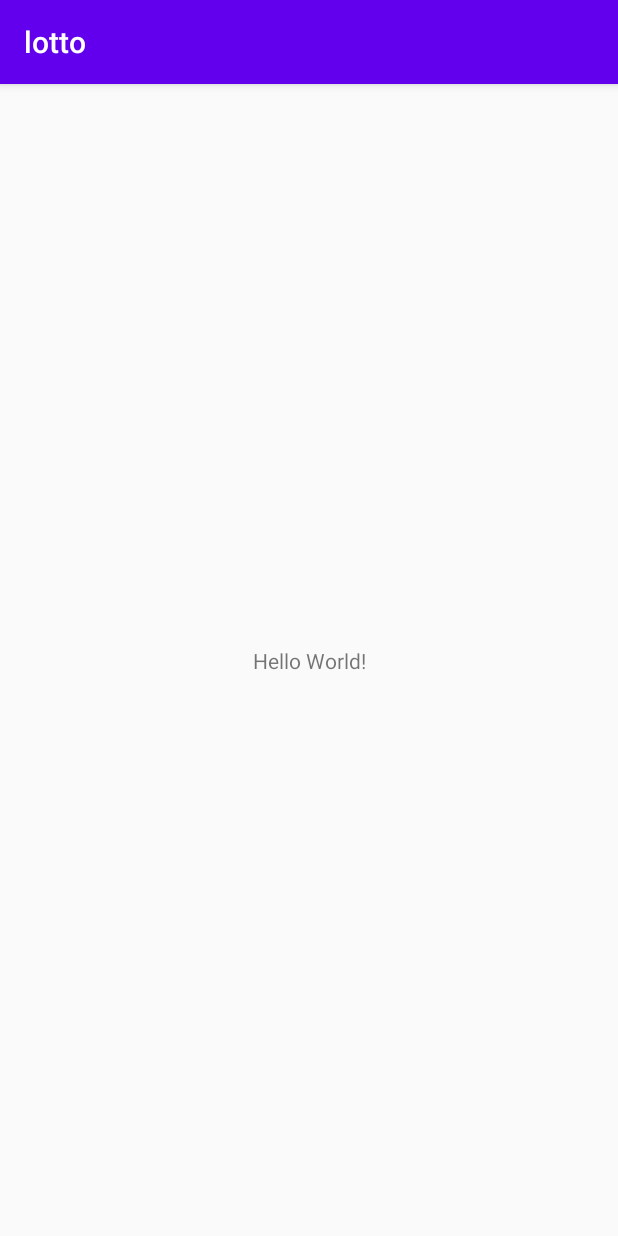
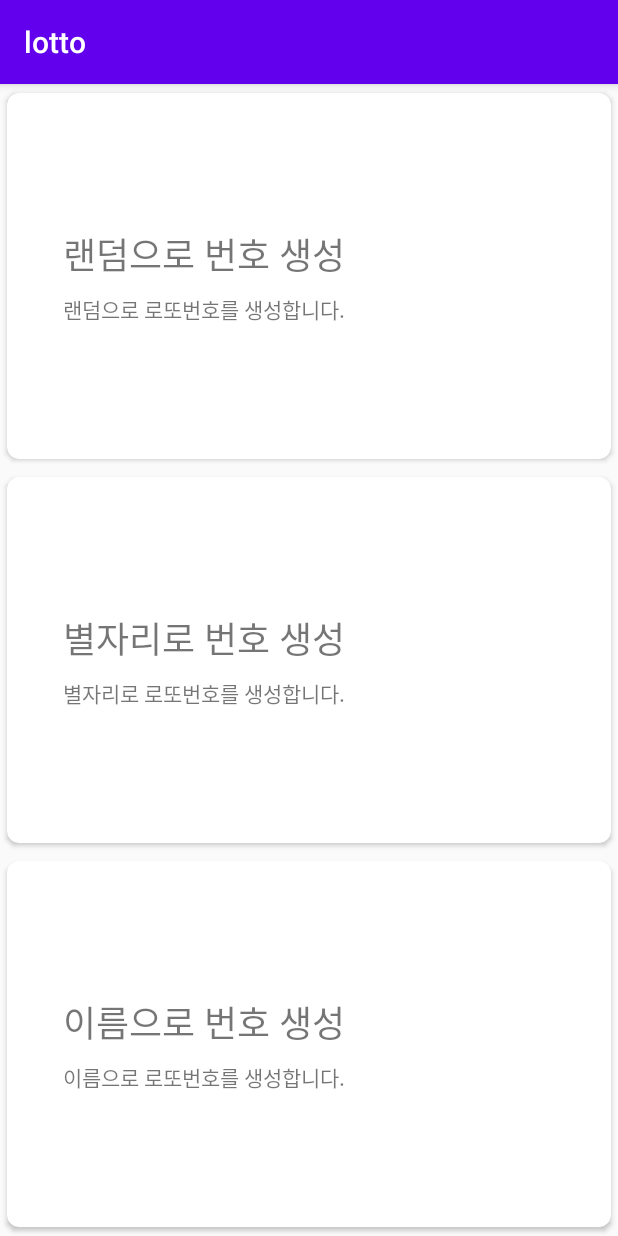
Before and after one commit to zer05um2017/lotto, an Android app: the MainActivity screen opened directly, with no data from a screen before it, on a phone screen of 412 x 824 dp. Run offline under Robolectric (Android 15) with nearby library versions, the phone set to English and light mode, and no system bars.

Commit message:
added main menu views

```diff
--- a/app/build.gradle
+++ b/app/build.gradle
@@ -31,6 +31,7 @@ dependencies {
     implementation 'androidx.appcompat:appcompat:1.1.0'
     implementation 'androidx.core:core-ktx:1.2.0'
     implementation 'androidx.constraintlayout:constraintlayout:1.1.3'
+    implementation 'androidx.cardview:cardview:1.0.0'
     testImplementation 'junit:junit:4.12'
     androidTestImplementation 'androidx.test.ext:junit:1.1.1'
     androidTestImplementation 'androidx.test.espresso:espresso-core:3.2.0'
--- a/app/src/main/res/layout/activity_main.xml
+++ b/app/src/main/res/layout/activity_main.xml
@@ -1,18 +1,140 @@
 <?xml version="1.0" encoding="utf-8"?>
-<androidx.constraintlayout.widget.ConstraintLayout xmlns:android="http://schemas.android.com/apk/res/android"
+<LinearLayout xmlns:android="http://schemas.android.com/apk/res/android"
     xmlns:app="http://schemas.android.com/apk/res-auto"
     xmlns:tools="http://schemas.android.com/tools"
     android:layout_width="match_parent"
     android:layout_height="match_parent"
-    tools:context=".MainActivity">
+    android:orientation="vertical"
+    android:weightSum="3"
+    tools:context=".MainActivity" >
 
-    <TextView
-        android:layout_width="wrap_content"
-        android:layout_height="wrap_content"
-        android:text="Hello World!"
-        app:layout_constraintBottom_toBottomOf="parent"
-        app:layout_constraintLeft_toLeftOf="parent"
-        app:layout_constraintRight_toRightOf="parent"
-        app:layout_constraintTop_toTopOf="parent" />
+    <androidx.cardview.widget.CardView
+        android:layout_width="match_parent"
+        android:layout_height="0dp"
+        android:layout_weight="1"
+        android:clickable="true"
+        android:foreground="?attr/selectableItemBackground"
+        app:cardCornerRadius="8dp"
+        app:cardUseCompatPadding="true">
 
-</androidx.constraintlayout.widget.ConstraintLayout>
+        <LinearLayout
+            android:layout_width="match_parent"
+            android:layout_height="match_parent"
+            android:gravity="right|center_vertical"
+            android:orientation="horizontal">
+
+            <LinearLayout
+                android:layout_width="wrap_content"
+                android:layout_height="match_parent"
+                android:layout_weight="1"
+                android:gravity="center"
+                android:orientation="vertical">
+
+                <TextView
+                    android:layout_width="wrap_content"
+                    android:layout_height="wrap_content"
+                    android:text="랜덤으로 번호 생성"
+                    android:textSize="24sp" />
+
+                <TextView
+                    android:layout_width="wrap_content"
+                    android:layout_height="wrap_content"
+                    android:layout_marginTop="8dp"
+                    android:text="랜덤으로 로또번호를 생성합니다." />
+            </LinearLayout>
+
+            <ImageView
+                android:layout_width="140dp"
+                android:layout_height="140dp"
+                tools:srcCompat="@tools:sample/avatars" />
+
+        </LinearLayout>
+
+    </androidx.cardview.widget.CardView>
+
+    <androidx.cardview.widget.CardView
+        android:layout_width="match_parent"
+        android:layout_height="0dp"
+        android:layout_weight="1"
+        android:clickable="true"
+        android:foreground="?attr/selectableItemBackground"
+        app:cardCornerRadius="8dp"
+        app:cardUseCompatPadding="true">
+
+        <LinearLayout
+            android:layout_width="match_parent"
+            android:layout_height="match_parent"
+            android:gravity="right|center_vertical"
+            android:orientation="horizontal">
+
+            <LinearLayout
+                android:layout_width="wrap_content"
+                android:layout_height="match_parent"
+                android:layout_weight="1"
+                android:gravity="center"
+                android:orientation="vertical">
+
+                <TextView
+                    android:layout_width="wrap_content"
+                    android:layout_height="wrap_content"
+                    android:text="별자리로 번호 생성"
+                    android:textSize="24sp" />
+
+                <TextView
+                    android:layout_width="wrap_content"
+                    android:layout_height="wrap_content"
+                    android:layout_marginTop="8dp"
+                    android:text="별자리로 로또번호를 생성합니다." />
+            </LinearLayout>
+
+            <ImageView
+                android:layout_width="140dp"
+                android:layout_height="140dp"
+                tools:srcCompat="@tools:sample/avatars" />
+
+        </LinearLayout>
+    </androidx.cardview.widget.CardView>
+
+    <androidx.cardview.widget.CardView
+        android:layout_width="match_parent"
+        android:layout_height="0dp"
+        android:layout_weight="1"
+        android:clickable="true"
+        android:foreground="?attr/selectableItemBackground"
+        app:cardCornerRadius="8dp"
+        app:cardUseCompatPadding="true">
+
+        <LinearLayout
+            android:layout_width="match_parent"
+            android:layout_height="match_parent"
+            android:gravity="right|center_vertical"
+            android:orientation="horizontal">
+
+            <LinearLayout
+                android:layout_width="wrap_content"
+                android:layout_height="match_parent"
+                android:layout_weight="1"
+                android:gravity="center"
+                android:orientation="vertical">
+
+                <TextView
+                    android:layout_width="wrap_content"
+                    android:layout_height="wrap_content"
+                    android:text="이름으로 번호 생성"
+                    android:textSize="24sp" />
+
+                <TextView
+                    android:layout_width="wrap_content"
+                    android:layout_height="wrap_content"
+                    android:layout_marginTop="8dp"
+                    android:text="이름으로 로또번호를 생성합니다." />
+            </LinearLayout>
+
+            <ImageView
+                android:layout_width="140dp"
+                android:layout_height="140dp"
+                tools:srcCompat="@tools:sample/avatars" />
+
+        </LinearLayout>
+    </androidx.cardview.widget.CardView>
+</LinearLayout>
--- a/build.gradle
+++ b/build.gradle
@@ -8,7 +8,7 @@ buildscript {
 
     }
     dependencies {
-        classpath 'com.android.tools.build:gradle:3.6.3'
+        classpath 'com.android.tools.build:gradle:4.0.0'
         classpath "org.jetbrains.kotlin:kotlin-gradle-plugin:$kotlin_version"
 
         // NOTE: Do not place your application dependencies here; they belong
```
Also changed, not shown: gradle/wrapper/gradle-wrapper.properties.
